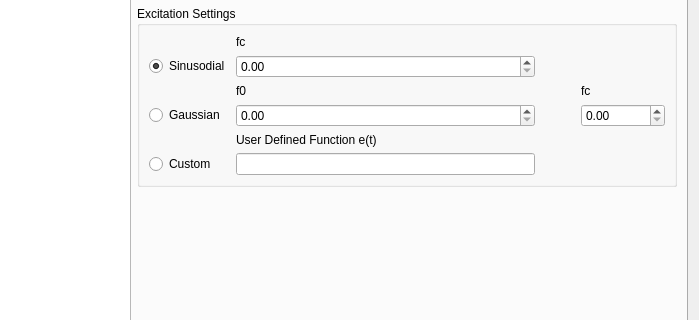
This is ui/dialog.ui in LubomirJagos/FreeCAD-OpenEMS-Export as Qt 5 draws it before an edit; both pictures show x 431 to 1130 and y 116 to 436 of the 1130 by 722 pixel window. The edited form follows.
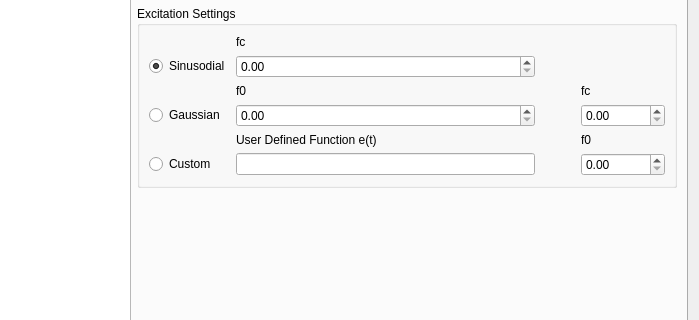
This is the edited form. The open tabs and pages were chosen to show the change.

Commit message: Repaired custom excitation setting, added missing f0 field and also added custom excitation code generation into result simulation script. If in formula f0 is used it's replaced by specified value in GUI.

```diff
--- a/ui/dialog.ui
+++ b/ui/dialog.ui
@@ -1429,6 +1429,26 @@
                 </property>
                </spacer>
               </item>
+              <item row="5" column="3">
+               <widget class="QDoubleSpinBox" name="customExcitationF0NumberInput">
+                <property name="sizePolicy">
+                 <sizepolicy hsizetype="Preferred" vsizetype="Minimum">
+                  <horstretch>0</horstretch>
+                  <verstretch>0</verstretch>
+                 </sizepolicy>
+                </property>
+                <property name="maximum">
+                 <double>1000000000000.000000000000000</double>
+                </property>
+               </widget>
+              </item>
+              <item row="4" column="3">
+               <widget class="QLabel" name="label_46">
+                <property name="text">
+                 <string>f0</string>
+                </property>
+               </widget>
+              </item>
              </layout>
             </widget>
            </item>
```
Left out of the diff: 18 changed lines with no effect on the pictures. The commit also changes 1 other file.
